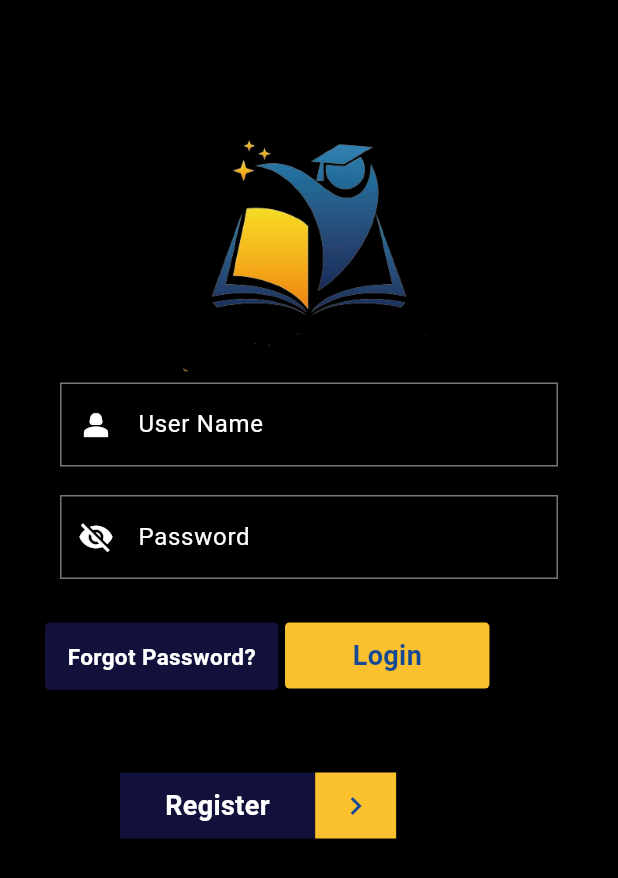
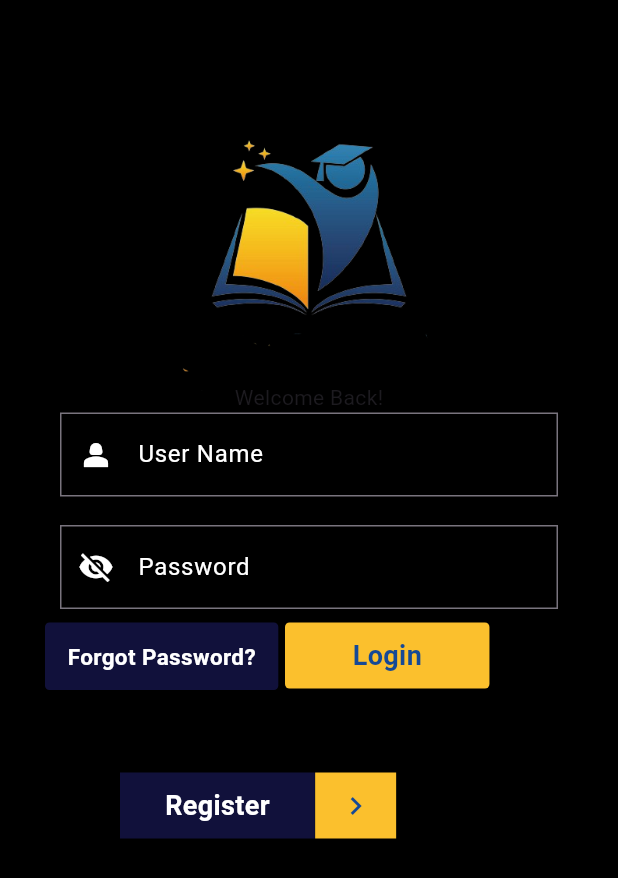
Before and after one commit to shamylkashif/thebookstore, a Flutter app: the screen it shows after launch, on a phone screen of 412 x 824 dp. Shown: the top 878 px of the screen. Run offline on Flutter 3.47's test engine with Material 3 defaults, Android fonts, the phone set to English and light mode, and no system bars; our stand-ins replace carousel_slider, fluttertoast.

Commit message:
commit and push

```diff
--- a/lib/forgotpass.dart
+++ b/lib/forgotpass.dart
@@ -10,6 +10,8 @@ class ForgotPassword extends StatefulWidget {
 class _ForgotPasswordState extends State<ForgotPassword> {
   @override
   Widget build(BuildContext context) {
-    return const Placeholder();
+    return const Scaffold(
+
+    );
   }
 }
--- a/lib/login-screen.dart
+++ b/lib/login-screen.dart
@@ -71,6 +71,9 @@ class _LoginScreenState extends State<LoginScreen> {
                 child: Column(
                   children: [
                     const SizedBox(height: 5),
+                    Text('Welcome Back!', style: TextStyle(
+
+                    ),),
                     Container(
                       width: 400,
                       height: 60,
```
